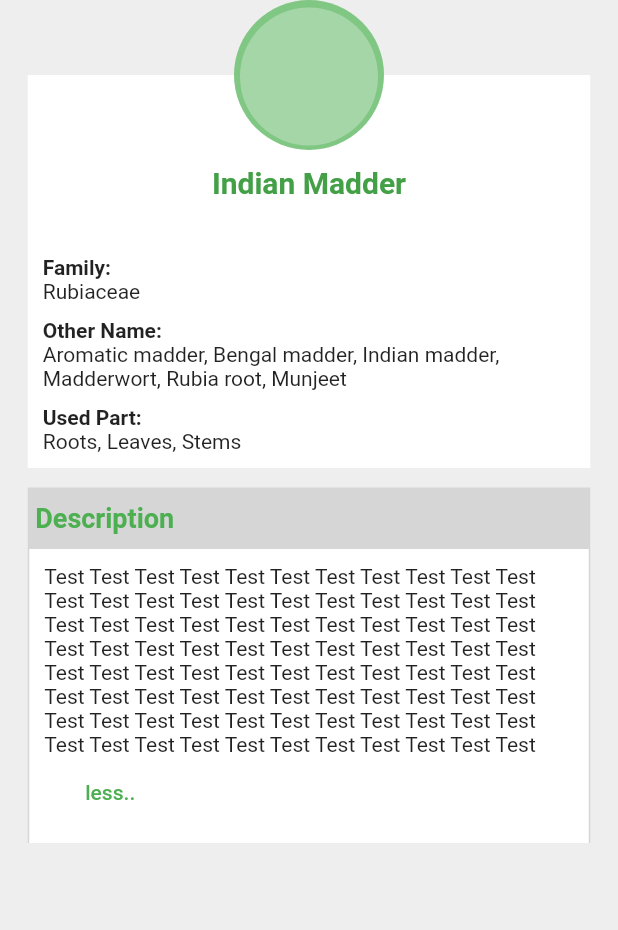
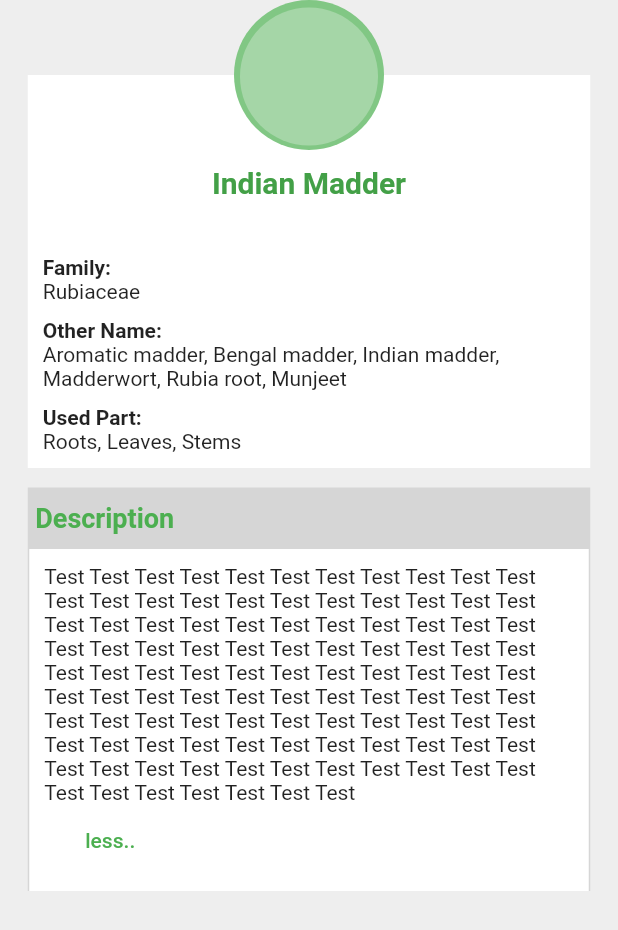
Before and after one commit to jorgegh2/Fluttern-exercises, a Flutter app: the screen it shows after launch, on a phone screen of 412 x 824 dp. Shown: the top 930 px of the screen. Run offline on Flutter 3.47's test engine with Material 2 defaults, Android fonts, the phone set to English and light mode, and no system bars.

```diff
--- a/task1jorgegemasherencia/lib/main.dart
+++ b/task1jorgegemasherencia/lib/main.dart
@@ -9,7 +9,8 @@ class MyApp extends StatelessWidget {
     return MaterialApp(
       home: Scaffold(
         backgroundColor: Colors.grey[200],
-        body: Column(
+        body: Scrollbar(
+          child: ListView(
             children: <Widget>[
               Center(
                 child: Stack(
@@ -31,6 +32,7 @@ class MyApp extends StatelessWidget {
             ],
           ),
         ),
+      ),
     );
   }
 }
@@ -49,9 +51,9 @@ class _TextBoxState extends State<TextBox> {
 
   @override
   Widget build(BuildContext context) {
-    return Container(
+    return Center(
+      child: Container(
         padding: EdgeInsets.only(top: 10),
-
         width: 375,
         color: Colors.grey[350],
         child: Column(
@@ -80,7 +82,7 @@ class _TextBoxState extends State<TextBox> {
                 children: <Widget>[
                   Text(
                     widget.text,
-                  maxLines: show ? 5 : 8,
+                    maxLines: show ? 5 : 10,
                   ),
                   FlatButton(
                     onPressed: () {
@@ -97,6 +99,7 @@ class _TextBoxState extends State<TextBox> {
               ),
             ),
           ],
+        ),
       ),
     );
   }
```
Lines whose indentation alone changed are shown as unchanged.
